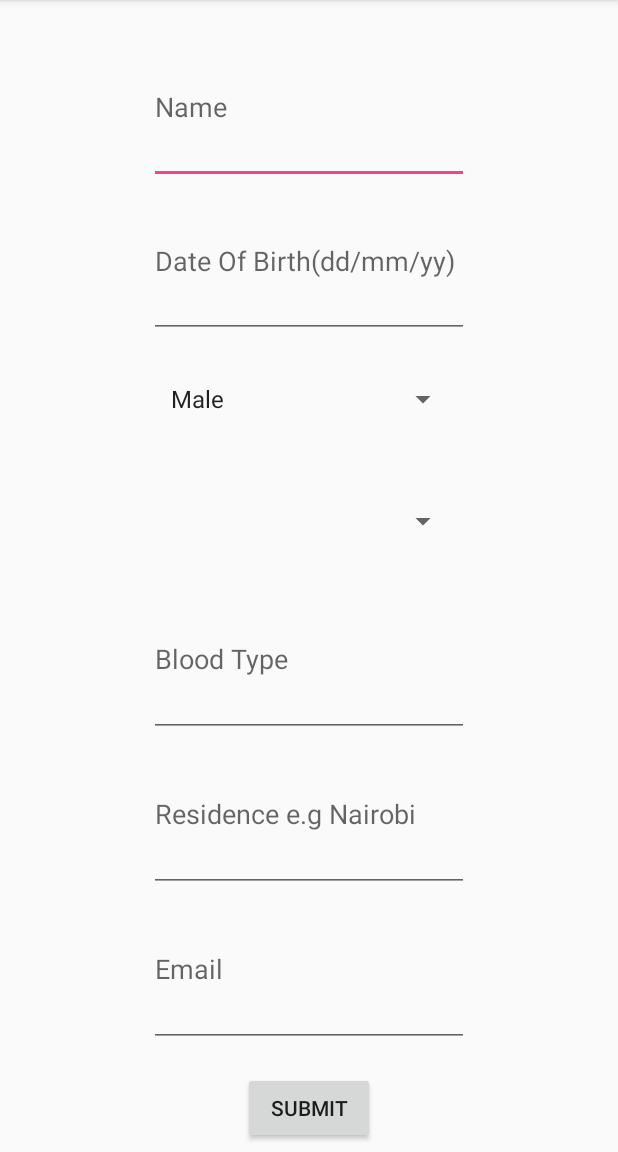
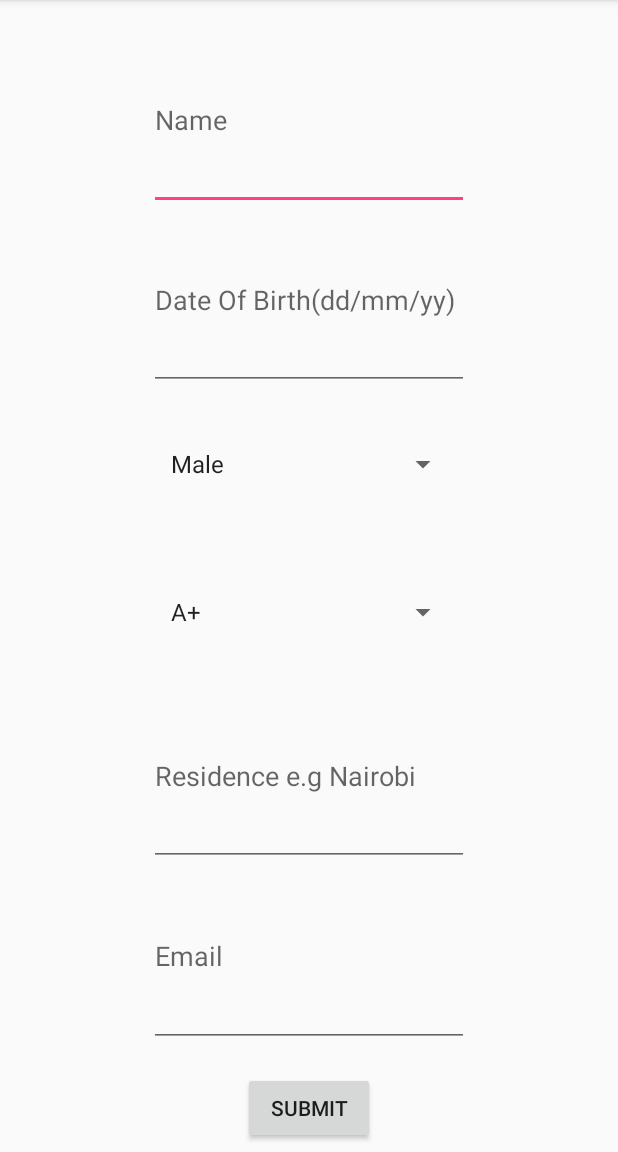
Before and after one commit to Collins33/shaRED, an Android app: the screen it shows after launch (Profile_activity), on a phone screen of 412 x 824 dp, the part 84-1236 px from its top. Run offline under Robolectric (Android 15) with nearby library versions, the phone set to English and light mode, and no system bars; our stand-ins replace ButterKnife, Firebase (no records; nobody signed in at launch, a user with empty details on screens opened directly).

Commit message:
Add spinner for the blood type option in the profile activity

```diff
--- a/app/src/main/java/com/example/root/shared/Profile_activity.java
+++ b/app/src/main/java/com/example/root/shared/Profile_activity.java
@@ -22,18 +22,18 @@ import butterknife.Bind;
 import butterknife.ButterKnife;
 
 import static android.R.id.list;
-import static com.example.root.shared.R.id.spinnerViewOne;
+import static com.example.root.shared.R.id.spinnerView2;
+import static com.example.root.shared.R.id.spinnerView1;
 
 public class Profile_activity extends AppCompatActivity implements View.OnClickListener{
 
     @Bind(R.id.submitAccount) Button mButton;
     @Bind(R.id.dateOfBirthView) EditText mBithday;
-    @Bind(R.id.bloodTypeEditView) EditText mBloodType;
     @Bind(R.id.residenceEditView) EditText mResidence;
     @Bind(R.id.emailEditView) EditText mEmail;
     @Bind(R.id.nameEditView) EditText mName;
 
-    private Spinner spinnerListView1;
+    private Spinner spinnerListView1,spinnerListView2;
 
     @Override
     protected void onCreate(Bundle savedInstanceState) {
@@ -43,10 +43,11 @@ public class Profile_activity extends AppCompatActivity implements View.OnClickL
         mButton.setOnClickListener(this);
 
         addItemsOnSpinner1();
+        addItemsOnSpinner2();
     }
 
     public void addItemsOnSpinner1() {
-        spinnerListView1 = (Spinner) findViewById(spinnerViewOne);
+        spinnerListView1 = (Spinner) findViewById(spinnerView1);
         List<String> gender = new ArrayList<String>();
         gender.add("Male");
         gender.add("Female");
@@ -56,7 +57,22 @@ public class Profile_activity extends AppCompatActivity implements View.OnClickL
         spinnerListView1.setAdapter(dataAdapter);
     }
 
-
+    public void addItemsOnSpinner2() {
+        spinnerListView2 = (Spinner) findViewById(spinnerView2);
+        List<String> bloodGroup = new ArrayList<String>();
+        bloodGroup.add("A+");
+        bloodGroup.add("A-");
+        bloodGroup.add("B+");
+        bloodGroup.add("B-");
+        bloodGroup.add("AB+");
+        bloodGroup.add("AB-");
+        bloodGroup.add("O+");
+        bloodGroup.add("O-");
+        ArrayAdapter<String> dataAdapter = new ArrayAdapter<String>(this,
+                android.R.layout.simple_spinner_item, bloodGroup);
+        dataAdapter.setDropDownViewResource(android.R.layout.simple_spinner_dropdown_item);
+        spinnerListView2.setAdapter(dataAdapter);
+    }
 
     @Override
     public void onClick(View view){
@@ -69,7 +85,7 @@ public class Profile_activity extends AppCompatActivity implements View.OnClickL
         String name=mName.getText().toString().trim();
         String dateOfBirth=mBithday.getText().toString().trim();
         String sex=String.valueOf(spinnerListView1.getSelectedItem());
-        String bloodType=mBloodType.getText().toString().trim();
+        String bloodType=String.valueOf(spinnerListView2.getSelectedItem());
         String residence=mResidence.getText().toString().trim();
         String email=mEmail.getText().toString().trim();
         Account account=new Account(name,dateOfBirth,sex,bloodType,residence,email);
--- a/app/src/main/res/layout/activity_profile_activity.xml
+++ b/app/src/main/res/layout/activity_profile_activity.xml
@@ -33,7 +33,7 @@
             android:hint="Date Of Birth(dd/mm/yy)" />
 
         <Spinner
-            android:id="@+id/spinnerViewOne"
+            android:id="@+id/spinnerView1"
             android:layout_width="200dp"
             android:layout_height="wrap_content"
             android:layout_weight="1"/>
@@ -43,15 +43,6 @@
             android:layout_width="200dp"
             android:layout_height="wrap_content"
             android:layout_weight="1"/>
-
-        <EditText
-            android:id="@+id/bloodTypeEditView"
-            android:layout_width="wrap_content"
-            android:layout_height="wrap_content"
-            android:layout_weight="1"
-            android:ems="10"
-            android:inputType="textPersonName"
-            android:hint="Blood Type" />
 
         <EditText
             android:id="@+id/residenceEditView"
--- a/app/src/main/res/values/strings.xml
+++ b/app/src/main/res/values/strings.xml
@@ -1,3 +1,4 @@
 <resources>
     <string name="app_name">ShaRED</string>
+    <string name="bloodGroup">blood type</string>
 </resources>
```
